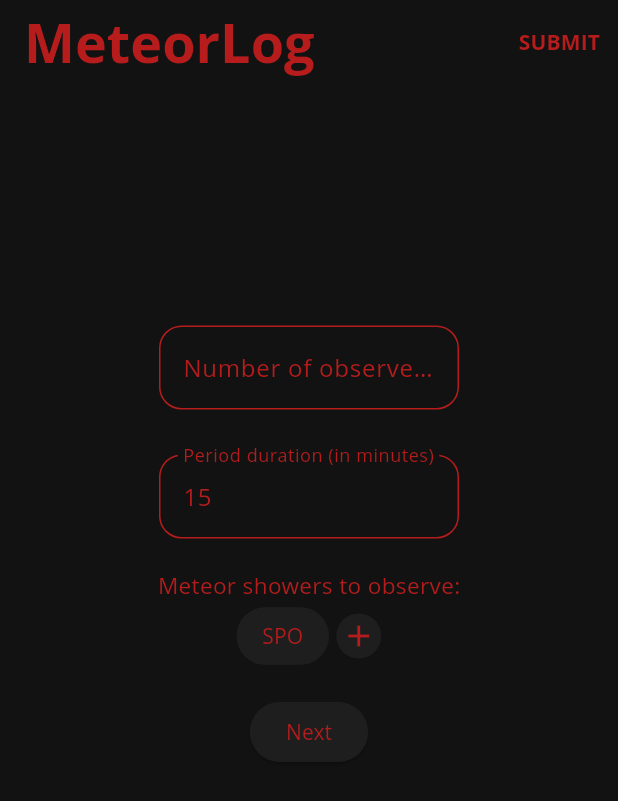
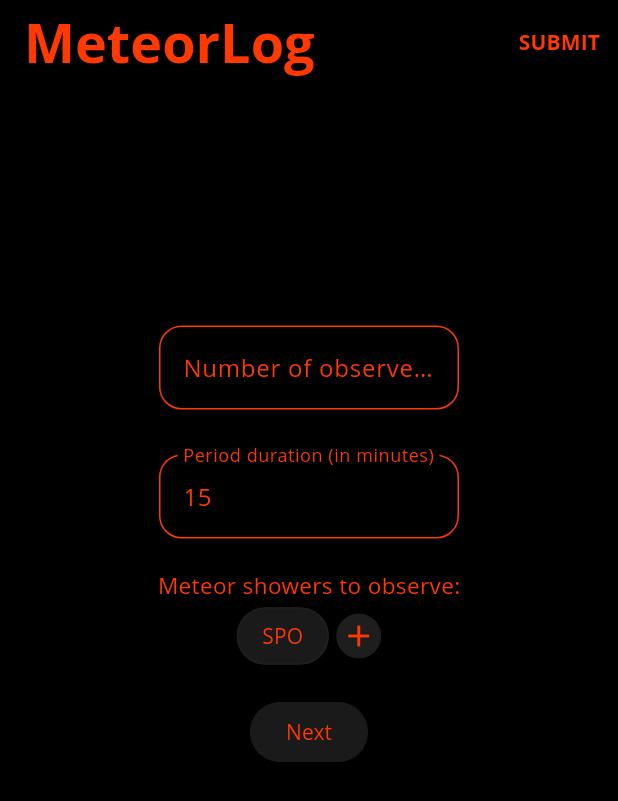
Before and after one commit to 9helix/MeteorLog, a Flutter app: the screen it shows after launch, on a phone screen of 412 x 824 dp. Shown: the top 801 px of the screen. Run offline on Flutter 3.47's test engine with Material 3 defaults, Android fonts, the phone set to English and light mode, and no system bars; our stand-ins replace csv, vibration, wakelock_plus; Roboto replaces fonts that are missing (Open Sans).

Commit message:
feat: change color scheme for better readability

```diff
--- a/lib/colors.dart
+++ b/lib/colors.dart
@@ -1,8 +1,8 @@
 import 'package:flutter/material.dart';
 
-const Color red = Color(0xFFB71C1C);
+const Color red = Color(0xFFFF3900);
 const Color lightGrey = Color(0xff1e1e1e);
 const Color midGrey = Color(0xff1a1a1a);
-const Color darkGrey = Color(0xff121212);
+const Color darkGrey = Color(0xff000000);
 const TextStyle redNormal =
     TextStyle(color: red, fontSize: 16, fontWeight: FontWeight.bold);
--- a/lib/main.dart
+++ b/lib/main.dart
@@ -27,7 +27,12 @@ class MyApp extends StatelessWidget {
     SystemChrome.setEnabledSystemUIMode(SystemUiMode.leanBack);
     return MaterialApp(
         theme: ThemeData(
-          splashColor: Color(0xff151515),
+          elevatedButtonTheme: ElevatedButtonThemeData(
+              style: ElevatedButton.styleFrom(
+            backgroundColor: midGrey, // Background color
+            foregroundColor: red, // Text Color (Foreground color)
+          )),
+          splashColor: lightGrey,
           highlightColor: darkGrey,
           canvasColor: lightGrey,
           // Define the default brightness and colors.
@@ -140,10 +145,6 @@ class _MultiSelectState extends State<MultiSelect> {
           child: const Text('Cancel'),
         ),
         ElevatedButton(
-          style: ElevatedButton.styleFrom(
-            backgroundColor: midGrey, // Background color
-            foregroundColor: red, // Text Color (Foreground color)
-          ),
           onPressed: _submit,
           child: const Text('Submit'),
         ),
@@ -364,7 +365,7 @@ class MyCustomFormState extends State<MyCustomForm> {
     if (states.any(interactiveStates.contains)) {
       return lightGrey;
     }
-    return Color(0xff1f1f1f);
+    return lightGrey;
   }
 
   List<String> showerList = [];
@@ -396,8 +397,7 @@ class MyCustomFormState extends State<MyCustomForm> {
       getShowers();
     }
 
-    List<FovStars> sortedFovStars = List.from(FovStars.values);
-    sortedFovStars.sort((a, b) => a.star.compareTo(b.star));
+    final fovStarsDict = FovStars.toMap();
 
     List<TableRow> tableRows = [
       TableRow(
@@ -408,7 +408,7 @@ class MyCustomFormState extends State<MyCustomForm> {
           Cell("Obstr. %"),
           LinkCell("Field num",
               "https://www.imo.net/observations/methods/visual-observation/major/observation/"),
-          Cell("Star num"),
+          Cell("Num of stars"),
         ],
       ),
     ];
@@ -530,7 +530,7 @@ class MyCustomFormState extends State<MyCustomForm> {
                 if (textEditingValue.text == '') {
                   return const Iterable<String>.empty();
                 }
-                return FovStars.toMap().keys.where((String option) {
+                return fovStarsDict.keys.where((String option) {
                   return option
                       .toLowerCase()
                       .contains(textEditingValue.text.toLowerCase());
@@ -594,7 +594,7 @@ class MyCustomFormState extends State<MyCustomForm> {
                       fovCoords.add(null);
                     }
                   }
-                  fovCoords[i] = FovStars.toMap()[selection];
+                  fovCoords[i] = fovStarsDict[selection];
                 });
               },
             ),
@@ -726,7 +726,7 @@ class MyCustomFormState extends State<MyCustomForm> {
                     spacing: 4,
                     children: _selectedShowers
                         .map((e) => Chip(
-                            backgroundColor: lightGrey,
+                            backgroundColor: midGrey,
                             label: Text(
                               e,
                               style: const TextStyle(color: red),
@@ -735,7 +735,9 @@ class MyCustomFormState extends State<MyCustomForm> {
                                 side: BorderSide(color: lightGrey))))
                         .toList(),
                   ),
-                  SizedBox(
+                  Visibility(
+                    visible: editShowers,
+                    child: SizedBox(
                       width: 30,
                       height: 30,
                       child: IconButton(
@@ -748,6 +750,7 @@ class MyCustomFormState extends State<MyCustomForm> {
                         ),
                       ),
                     ),
+                  ),
                 ],
               ),
             ],
@@ -755,10 +758,6 @@ class MyCustomFormState extends State<MyCustomForm> {
           Padding(
             padding: const EdgeInsets.symmetric(vertical: 16),
             child: ElevatedButton(
-                style: ElevatedButton.styleFrom(
-                  backgroundColor: lightGrey, // Background color
-                  foregroundColor: red, // Text Color (Foreground color)
-                ),
                 onPressed: () {
                   if (_selectedShowers.isEmpty) {
                     ScaffoldMessenger.of(context).showSnackBar(
@@ -800,7 +799,7 @@ class MyCustomFormState extends State<MyCustomForm> {
                       2: FlexColumnWidth(1.9),
                       3: FlexColumnWidth(1.2),
                       4: FlexColumnWidth(1),
-                      5: FlexColumnWidth(1),
+                      5: FlexColumnWidth(1.2),
                     },
                     defaultVerticalAlignment: TableCellVerticalAlignment.middle,
                     children: tableRows,
@@ -814,10 +813,6 @@ class MyCustomFormState extends State<MyCustomForm> {
               Visibility(
                 visible: table1,
                 child: ElevatedButton(
-                    style: ElevatedButton.styleFrom(
-                      backgroundColor: lightGrey, // Background color
-                      foregroundColor: red, // Text Color (Foreground color)
-                    ),
                     onPressed: () {
                       // Validate returns true if the form is valid, or false otherwise.
                       if (fovCoords.any((element) => element == null) ||
@@ -1070,10 +1065,6 @@ class MyCustomFormState extends State<MyCustomForm> {
           Visibility(
             visible: table2,
             child: ElevatedButton(
-                style: ElevatedButton.styleFrom(
-                  backgroundColor: lightGrey,
-                  foregroundColor: red,
-                ),
                 onPressed: () {
                   // Validate returns true if the form is valid, or false otherwise.
 
```
Also changed, not shown: lib/widgets/table_cell.dart (+5 -8 lines). Lines whose indentation alone changed are shown as unchanged.
